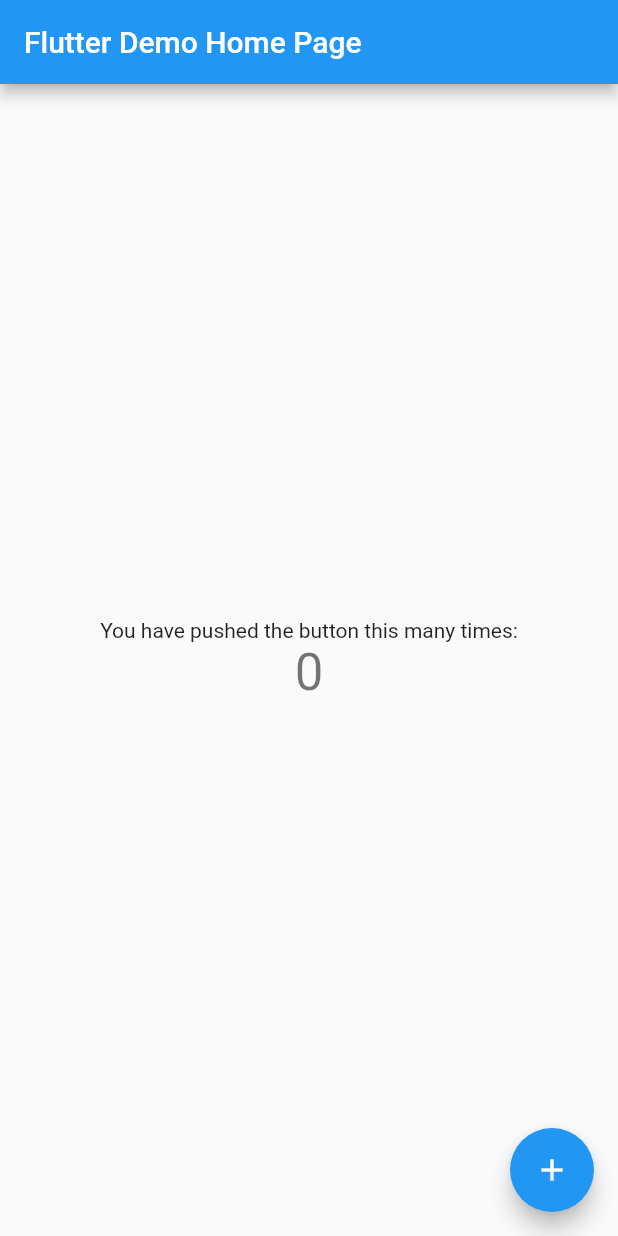
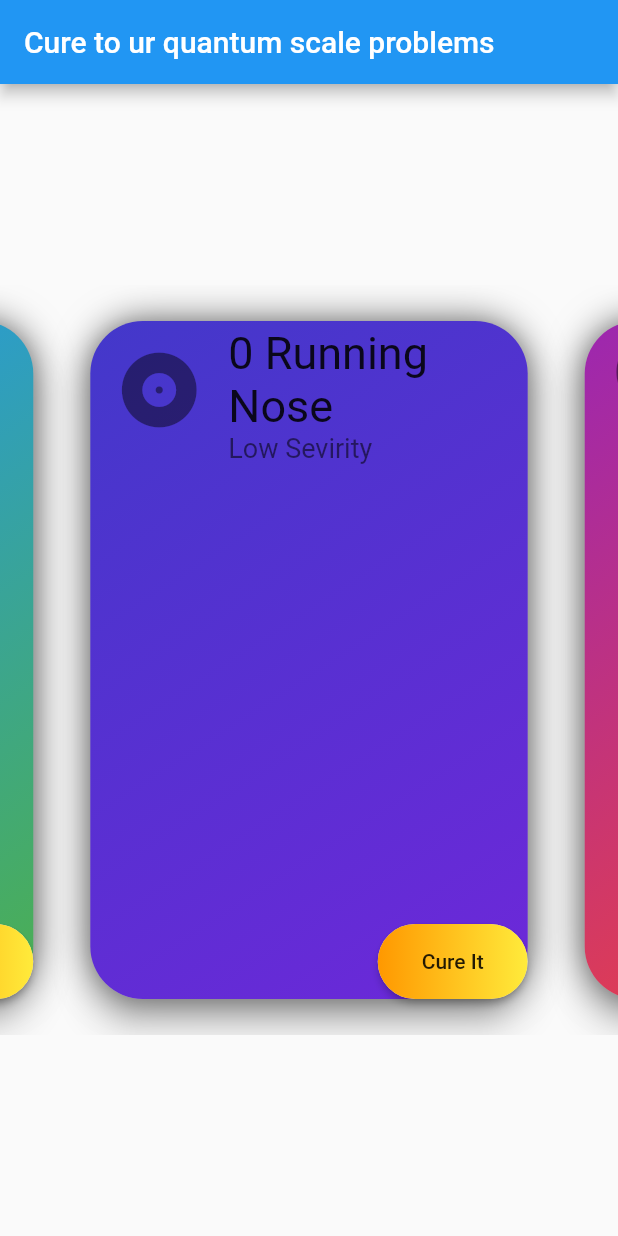
Before and after one commit to ShubhamDalvi1999/InstantCure, a Flutter app: the screen it shows after launch, on a phone screen of 412 x 824 dp. Run offline on Flutter 3.47's test engine with Material 2 defaults, Android fonts, the phone set to English and light mode, and no system bars; drawn by our look-alikes of carousel_slider.

Commit message:
Done with UI and sturucture of app

```diff
--- a/instant_cure_app/lib/main.dart
+++ b/instant_cure_app/lib/main.dart
@@ -1,115 +1,16 @@
 import 'package:flutter/material.dart';
+import 'package:instant_cure_app/pages/home_page.dart';
 
 void main() {
-  runApp(const MyApp());
+  runApp(MyApp());
 }
 
 class MyApp extends StatelessWidget {
-  const MyApp({Key? key}) : super(key: key);
-
-  // This widget is the root of your application.
   @override
   Widget build(BuildContext context) {
     return MaterialApp(
       title: 'Flutter Demo',
-      theme: ThemeData(
-        // This is the theme of your application.
-        //
-        // Try running your application with "flutter run". You'll see the
-        // application has a blue toolbar. Then, without quitting the app, try
-        // changing the primarySwatch below to Colors.green and then invoke
-        // "hot reload" (press "r" in the console where you ran "flutter run",
-        // or simply save your changes to "hot reload" in a Flutter IDE).
-        // Notice that the counter didn't reset back to zero; the application
-        // is not restarted.
-        primarySwatch: Colors.blue,
-      ),
-      home: const MyHomePage(title: 'Flutter Demo Home Page'),
+      home: InstantCure(),
     );
   }
 }
-
-class MyHomePage extends StatefulWidget {
-  const MyHomePage({Key? key, required this.title}) : super(key: key);
-
-  // This widget is the home page of your application. It is stateful, meaning
-  // that it has a State object (defined below) that contains fields that affect
-  // how it looks.
-
-  // This class is the configuration for the state. It holds the values (in this
-  // case the title) provided by the parent (in this case the App widget) and
-  // used by the build method of the State. Fields in a Widget subclass are
-  // always marked "final".
-
-  final String title;
-
-  @override
-  State<MyHomePage> createState() => _MyHomePageState();
-}
-
-class _MyHomePageState extends State<MyHomePage> {
-  int _counter = 0;
-
-  void _incrementCounter() {
-    setState(() {
-      // This call to setState tells the Flutter framework that something has
-      // changed in this State, which causes it to rerun the build method below
-      // so that the display can reflect the updated values. If we changed
-      // _counter without calling setState(), then the build method would not be
-      // called again, and so nothing would appear to happen.
-      _counter++;
-    });
-  }
-
-  @override
-  Widget build(BuildContext context) {
-    // This method is rerun every time setState is called, for instance as done
-    // by the _incrementCounter method above.
-    //
-    // The Flutter framework has been optimized to make rerunning build methods
-    // fast, so that you can just rebuild anything that needs updating rather
-    // than having to individually change instances of widgets.
-    return Scaffold(
-      appBar: AppBar(
-        // Here we take the value from the MyHomePage object that was created by
-        // the App.build method, and use it to set our appbar title.
-        title: Text(widget.title),
-      ),
-      body: Center(
-        // Center is a layout widget. It takes a single child and positions it
-        // in the middle of the parent.
-        child: Column(
-          // Column is also a layout widget. It takes a list of children and
-          // arranges them vertically. By default, it sizes itself to fit its
-          // children horizontally, and tries to be as tall as its parent.
-          //
-          // Invoke "debug painting" (press "p" in the console, choose the
-          // "Toggle Debug Paint" action from the Flutter Inspector in Android
-          // Studio, or the "Toggle Debug Paint" command in Visual Studio Code)
-          // to see the wireframe for each widget.
-          //
-          // Column has various properties to control how it sizes itself and
-          // how it positions its children. Here we use mainAxisAlignment to
-          // center the children vertically; the main axis here is the vertical
-          // axis because Columns are vertical (the cross axis would be
-          // horizontal).
-          mainAxisAlignment: MainAxisAlignment.center,
-          children: <Widget>[
-            const Text(
-              'You have pushed the button this many times:',
-            ),
-            Text(
-              '$_counter',
-              style: Theme.of(context).textTheme.headline4,
-            ),
-          ],
-        ),
-      ),
-      floatingActionButton: FloatingActionButton(
-        onPressed: _incrementCounter,
-        tooltip: 'Increment',
-        child: const Icon(Icons.add),
-      ), // This trailing comma makes auto-formatting nicer for build methods.
-    );
-  }
-}
--- /dev/null
+++ b/instant_cure_app/lib/pages/home_page.dart
@@ -0,0 +1,32 @@
+import 'package:carousel_slider/carousel_slider.dart';
+import 'package:flutter/material.dart';
+import 'package:instant_cure_app/utils/Data.dart';
+import 'package:instant_cure_app/widgets/CustomCard.dart';
+
+class InstantCure extends StatefulWidget {
+  InstantCure({Key? key}) : super(key: key);
+
+  @override
+  _InstantCureState createState() => _InstantCureState();
+}
+
+class _InstantCureState extends State<InstantCure> {
+  Data d = Data();
+
+  @override
+  Widget build(BuildContext context) {
+    int index = d.getLenght();
+    return Scaffold(
+        appBar: AppBar(
+          title: const Text("Cure to ur quantum scale problems"),
+        ),
+        body: Center(
+          child: CarouselSlider.builder(
+              itemCount: d.getLenght(),
+              itemBuilder: (context, index, realIndex) {
+                return CustomCard(d.data[index], index);
+              },
+              options: CarouselOptions(height: 500)),
+        ));
+  }
+}
--- /dev/null
+++ b/instant_cure_app/lib/utils/Data.dart
@@ -0,0 +1,37 @@
+class Data {
+  List<List<String>> data = [
+    [
+      "Running Nose",
+      "Low Sevirity",
+      '''Do not take medication for
+          a day or two, let the nose run'''
+    ],
+    [
+      "Acidity ",
+      "Medium Sevirity",
+      '''Drink 2-3 glass of warm
+          water and vomet it down'''
+    ],
+    [
+      "Head Ace",
+      "Medium to Low Sevirity",
+      '''Apply zendubam on forehead
+          and eyes  & let all the water
+          come out of eyes'''
+    ]
+  ];
+
+  List<List<String>> getData() {
+    return data;
+  }
+
+  int getLenght() {
+    return data.length;
+  }
+
+  void setData(List<String> addthis, index) {
+    if (index <= data.length) {
+      data.add(addthis);
+    }
+  }
+}
--- /dev/null
+++ b/instant_cure_app/lib/utils/Gradients.dart
@@ -0,0 +1,65 @@
+import 'package:flutter/material.dart';
+
+class Gradients {
+  Gradients() {}
+  LinearGradient gradient3() {
+    return const LinearGradient(
+      colors: [Colors.blue, Colors.green],
+      begin: Alignment.topLeft,
+      end: Alignment.bottomRight,
+    );
+  }
+
+  LinearGradient gradient4() {
+    return LinearGradient(
+      colors: [Colors.blue, Colors.blue.shade900],
+      begin: Alignment.topLeft,
+      end: Alignment.bottomRight,
+    );
+  }
+
+  LinearGradient gradient2() {
+    return const LinearGradient(
+      colors: [Colors.purple, Colors.red],
+      begin: Alignment.topLeft,
+      end: Alignment.bottomRight,
+    );
+  }
+
+  LinearGradient gradient1() {
+    return const LinearGradient(
+      colors: [Color(0xff4338CA), Color(0xff6D28D9)],
+      begin: Alignment.topLeft,
+      end: Alignment.bottomRight,
+    );
+  }
+
+  LinearGradient gradient5() {
+    return const LinearGradient(
+      colors: [Colors.orange, Colors.yellow],
+      begin: Alignment.topLeft,
+      end: Alignment.bottomRight,
+    );
+  }
+
+  LinearGradient getGradiant(int index) {
+    LinearGradient magic;
+    switch (index) {
+      case 0:
+        magic = gradient1();
+        break;
+      case 1:
+        magic = gradient2();
+        break;
+      case 2:
+        magic = gradient3();
+        break;
+      case 3:
+        magic = gradient4();
+        break;
+      default:
+        magic = gradient5();
+    }
+    return magic;
+  }
+}
--- /dev/null
+++ b/instant_cure_app/lib/widgets/CustomCard.dart
@@ -0,0 +1,83 @@
+import 'package:flutter/material.dart';
+import 'package:instant_cure_app/utils/Gradients.dart';
+
+class CustomCard extends StatelessWidget {
+  CustomCard(this.data, this.index, {Key? key}) : super(key: key);
+  final List<String> data;
+  final int index;
+  Gradients g = new Gradients();
+  @override
+  Widget build(BuildContext context) {
+    String title = data[0];
+    String sevirity = data[1];
+    String discription = data[2];
+
+    return Container(
+      margin: const EdgeInsets.symmetric(horizontal: 10),
+      child: Container(
+        padding: const EdgeInsets.symmetric(vertical: 20.0, horizontal: 5.0),
+        child: Card(
+          shape: RoundedRectangleBorder(
+            borderRadius: BorderRadius.circular(35.0),
+          ),
+          elevation: 10,
+          child: Container(
+            padding: EdgeInsets.zero,
+            decoration: BoxDecoration(
+              gradient: g.getGradiant(index),
+              boxShadow: [
+                BoxShadow(
+                  color: Colors.grey.shade700,
+                  blurRadius: 20.0,
+                ),
+              ],
+              borderRadius:
+                  BorderRadius.circular(35.0), //this took 10 min to figure out
+            ),
+            child: Column(
+              children: [
+                ListTile(
+                    leading: const Icon(Icons.album, size: 60),
+                    title:
+                        Text('$index $title', style: TextStyle(fontSize: 30.0)),
+                    subtitle:
+                        Text('$sevirity', style: TextStyle(fontSize: 18.0))),
+                Expanded(
+                  child: Align(
+                    alignment: Alignment.bottomRight,
+                    child: SizedBox(
+                      width: 100,
+                      height: 50,
+                      child: RaisedButton(
+                        padding: EdgeInsets
+                            .zero, //this took me 45 min to figure out lol
+                        shape: RoundedRectangleBorder(
+                            borderRadius: BorderRadius.circular(90.0)),
+                        child: Ink(
+                          decoration: const BoxDecoration(
+                            gradient: LinearGradient(
+                                colors: [Colors.orange, Colors.yellow]),
+                            borderRadius:
+                                BorderRadius.all(Radius.circular(80.0)),
+                          ),
+                          child: Container(
+                            alignment: Alignment.center,
+                            child: const Text(
+                              'Cure It',
+                              textAlign: TextAlign.center,
+                            ),
+                          ),
+                        ),
+                        onPressed: () {/* ... */},
+                      ),
+                    ),
+                  ),
+                ),
+              ],
+            ),
+          ),
+        ),
+      ),
+    );
+  }
+}
--- a/instant_cure_app/pubspec.yaml
+++ b/instant_cure_app/pubspec.yaml
@@ -34,6 +34,9 @@
   # The following adds the Cupertino Icons font to your application.
   # Use with the CupertinoIcons class for iOS style icons.
   cupertino_icons: ^1.0.2
+  carousel_slider: ^4.0.0
+  flip_card: ^0.6.0
+
 
 dev_dependencies:
   flutter_test:
```
Also changed, not shown: instant_cure_app/pubspec.lock, 1 other file.
